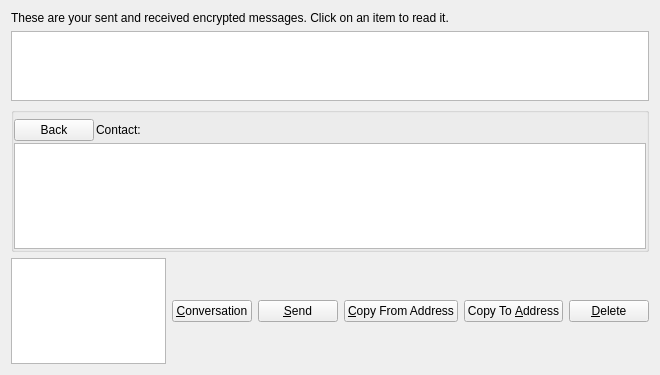
Before: the Qt Designer form src/qt/forms/messagepage.ui in jyap808/jumbucks, drawn with Qt 5.
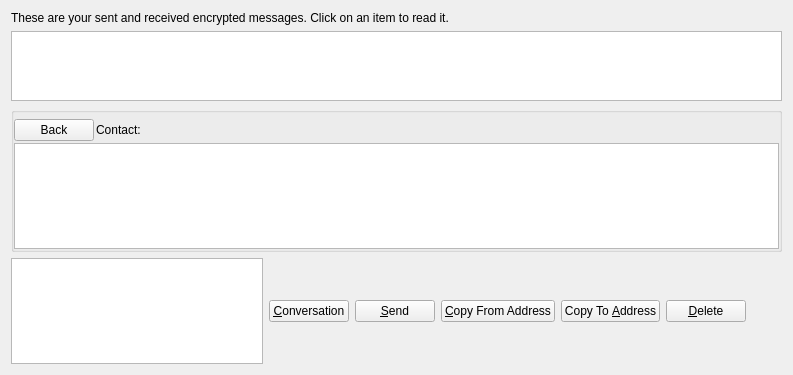
After: the same form once the commit is applied. Icons and pictures are not drawn.

What changed in the file:
```diff
--- a/src/qt/forms/messagepage.ui
+++ b/src/qt/forms/messagepage.ui
@@ -6,7 +6,7 @@
    <rect>
     <x>0</x>
     <y>0</y>
-    <width>660</width>
+    <width>793</width>
     <height>375</height>
    </rect>
   </property>
```
